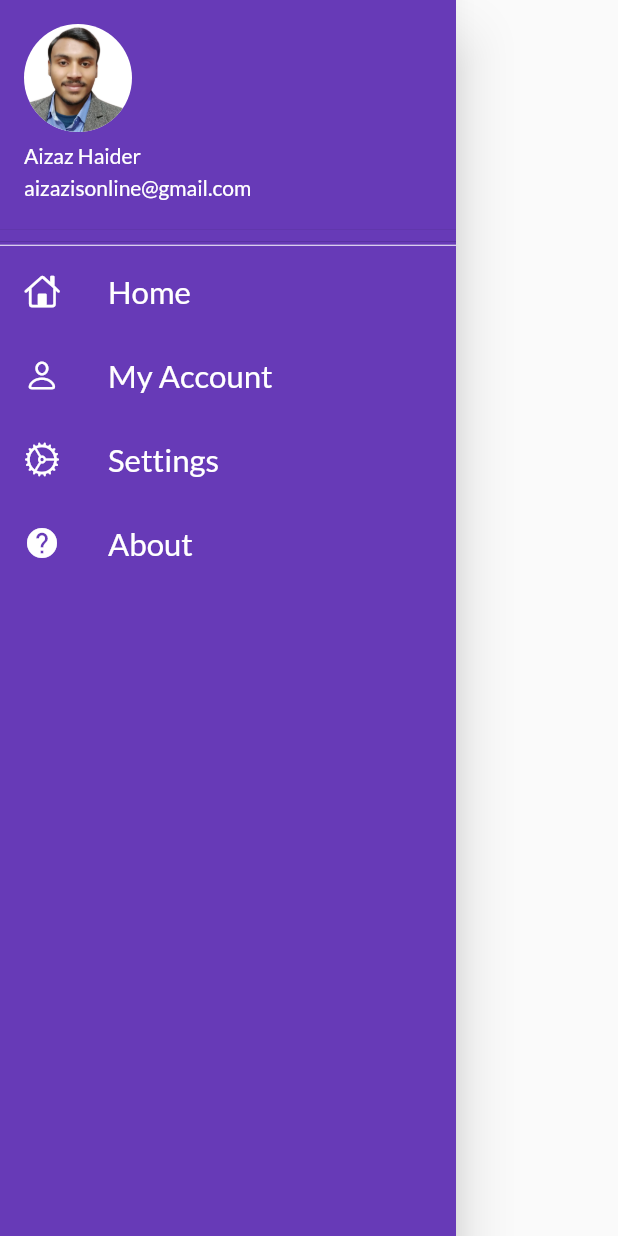
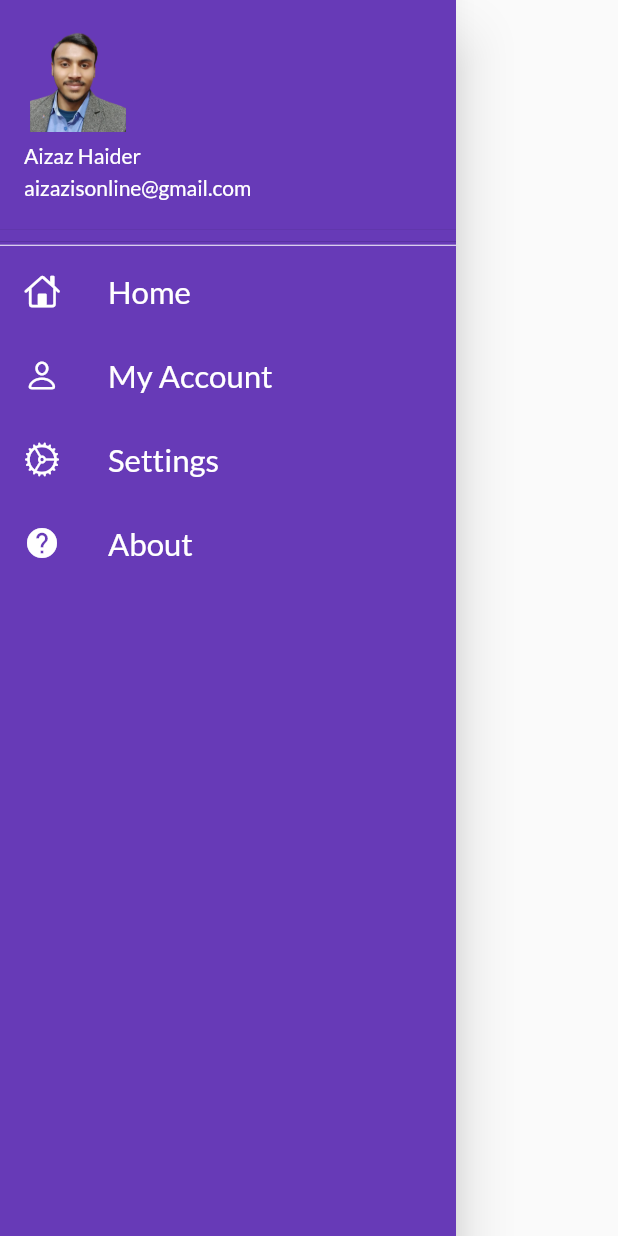
Before and after one commit to 4643880/Catalog-App-Flutter, a Flutter app: the MyDrawer widget shown alone on an empty page, opened directly, on a phone screen of 412 x 824 dp. Run offline on Flutter 3.47's test engine with Material 2 defaults, Android fonts, the phone set to English and light mode, and no system bars; our stand-ins replace google_fonts.

Commit message:
Day-11 Completes Here

```diff
--- a/lib/widgets/drawer.dart
+++ b/lib/widgets/drawer.dart
@@ -1,7 +1,7 @@
 import 'package:flutter/cupertino.dart';
 import 'package:flutter/material.dart';
+
 class MyDrawer extends StatelessWidget {
-
   @override
   Widget build(BuildContext context) {
     return Drawer(
@@ -18,10 +18,12 @@ class MyDrawer extends StatelessWidget {
                  ),
                  accountEmail: Text("aizazisonline@gmail.com"),
                  accountName: Text("Aizaz Haider"),
-                 currentAccountPicture:  CircleAvatar(
-                   backgroundImage: AssetImage("assets/images/11.png"),
-                   backgroundColor: Colors.white,
-                 ),
+                 currentAccountPicture: Image.asset("assets/images/11.png", width: 10,),
+                //  currentAccountPicture:  CircleAvatar(
+                //    radius: 11,
+                //    backgroundImage: AssetImage("assets/images/11.png"),
+                //    backgroundColor: Colors.white,
+                //  ),
             ),
             ),
             Divider(color: Colors.white,height: 5.0 ,),
--- a/lib/widgets/themes.dart
+++ b/lib/widgets/themes.dart
@@ -3,7 +3,7 @@ import 'package:google_fonts/google_fonts.dart';
 
 class MyTheme {
 
-      static ThemeData lightTheme(BuildContext context) => ThemeData(
+      static lightTheme(BuildContext context) => ThemeData(
         primarySwatch: Colors.deepPurple,
         fontFamily: GoogleFonts.lato().fontFamily,
         colorScheme: ColorScheme.light(),
@@ -16,7 +16,7 @@ class MyTheme {
       );
 
 
-      static ThemeData darkTheme(BuildContext context) => ThemeData(
+      static darkTheme(BuildContext context) => ThemeData(
         brightness: Brightness.dark
       );
 
```
Also changed, not shown: lib/pages/Concepts.dart (added, +23 -0 lines).
